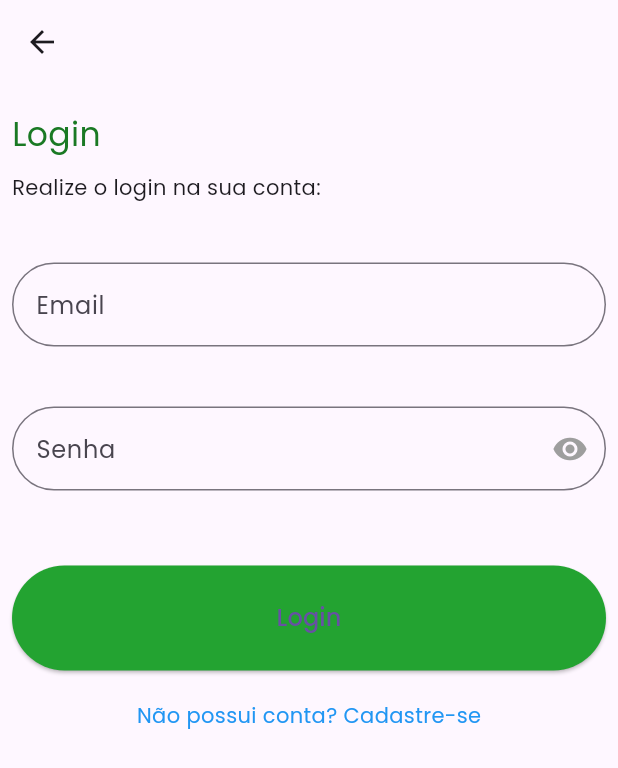
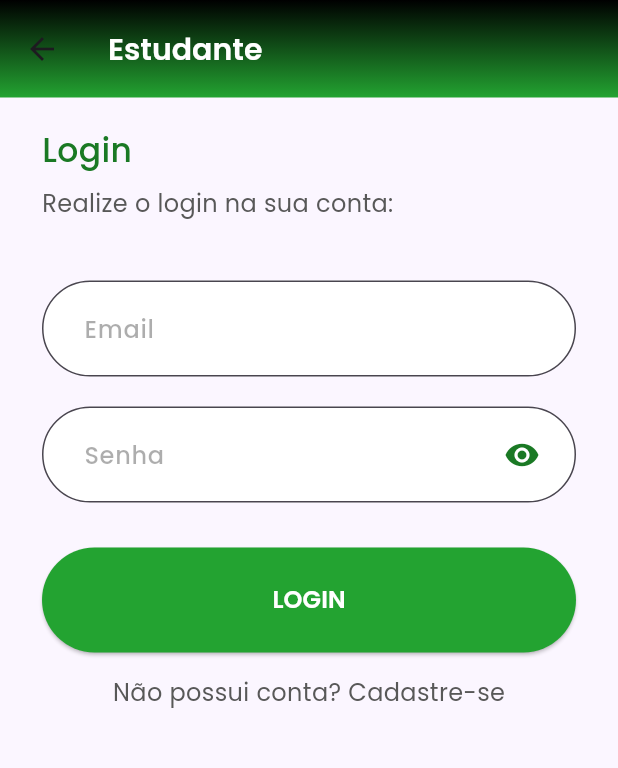
Before and after one commit to talessoares/estagiou, a Flutter app: the AuthStudent screen opened directly, on a phone screen of 412 x 824 dp. Shown: the top 768 px of the screen. Run offline on Flutter 3.47's test engine with Material 3 defaults, Android fonts, the light colour scheme and no system bars; our stand-ins replace google_sign_in.

Commit message:
refactor: :recycle: Ajustes na tela do login do estudante
Ajustes na tela do login do estudantes, alteração de cores, fontes novas, mudanças de espaços

```diff
--- a/front/lib/auth/view/auth_student.dart
+++ b/front/lib/auth/view/auth_student.dart
@@ -34,32 +34,48 @@ class _AuthStudentState extends State<AuthStudent> {
   @override
   Widget build(BuildContext context) {
     return Scaffold(
-      appBar: AppBar(),
+      appBar: AppBar(
+          toolbarHeight: 65,
+          title: const Text('Estudante',
+              style: TextStyle(
+                  fontFamily: 'Poppins',
+                  fontSize: 20,
+                  color: Colors.white,
+                  fontWeight: FontWeight.w600)),
+          flexibleSpace: Container(
+            decoration: const BoxDecoration(
+              gradient: LinearGradient(
+                  begin: Alignment.topCenter,
+                  end: Alignment.bottomCenter,
+                  colors: <Color>[Colors.black, Color(0xFF23A331)]),
+            ),
+          )),
       body: Container(
-        padding: const EdgeInsets.all(8),
+        padding: const EdgeInsets.fromLTRB(28, 10, 28, 0),
+        color: const Color(0xFFFBF6FF),
         child: Column(
           children: [
             const SizedBox(height: 10),
-            Align(
+            const Align(
               alignment: Alignment.centerLeft,
               child: Text(
                 'Login',
                 style: TextStyle(
                     fontSize: 22,
                     color: Color(0xFF1A7924),
+                    fontFamily: 'Poppins',
+                    fontWeight: FontWeight.w500),
               ),
             ),
-            ),
-            const SizedBox(height: 10),
-            Align(
+            const SizedBox(height: 8),
+            const Align(
               alignment: Alignment.centerLeft,
-              child: Text(
-                'Realize o login na sua conta:',
-                style: Theme.of(context)
-                    .textTheme
-                    .bodyMedium!
-                    .copyWith(fontSize: 14),
-              ),
+              child: Text('Realize o login na sua conta:',
+                  style: TextStyle(
+                      fontSize: 16,
+                      color: Color(0xFF585858),
+                      fontFamily: 'Poppins',
+                      fontWeight: FontWeight.w400)),
             ),
             const SizedBox(height: 40),
             Row(
@@ -71,22 +87,46 @@ class _AuthStudentState extends State<AuthStudent> {
                         controller: _emailController,
                         decoration: InputDecoration(
                             labelText: 'Email',
+                            labelStyle: const TextStyle(
+                              color: Color(0x66323232),
+                              fontFamily: 'Poppins',
+                              fontWeight: FontWeight.w500,
+                              fontSize: 16,
+                            ),
+                            contentPadding:
+                                const EdgeInsetsDirectional.fromSTEB(
+                                    24, 24, 12, 16),
                             border: OutlineInputBorder(
+                              borderSide:
+                                  const BorderSide(color: Color(0xFF1A7924)),
                               borderRadius: BorderRadius.circular(50),
                             ),
                             focusedBorder: OutlineInputBorder(
-                            borderSide: BorderSide(color: Color(0xFF1A7924)),
+                              borderSide:
+                                  const BorderSide(color: Color(0xFF1A7924)),
                               borderRadius: BorderRadius.circular(20),
                             ),
+                            fillColor: Colors.white,
+                            filled: true),
                       ),
-                      ),
-                      const SizedBox(height: 40),
+                      const SizedBox(height: 20),
                       TextField(
                         controller: _passwordController,
                         obscureText: _obscureText,
                         decoration: InputDecoration(
                           labelText: 'Senha',
+                          labelStyle: const TextStyle(
+                            color: Color(0x66323232),
+                            fontFamily: 'Poppins',
+                            fontWeight: FontWeight.w500,
+                            fontSize: 16,
+                          ),
+                          contentPadding:
+                                const EdgeInsetsDirectional.fromSTEB(
+                                    24, 24, 12, 16),
                           border: OutlineInputBorder(
+                            borderSide:
+                                const BorderSide(color: Color(0xFF1A7924)),
                             borderRadius: BorderRadius.circular(50),
                           ),
                           focusedBorder: OutlineInputBorder(
@@ -94,6 +134,7 @@ class _AuthStudentState extends State<AuthStudent> {
                             borderRadius: BorderRadius.circular(20),
                           ),
                           suffixIcon: IconButton(
+                            padding: EdgeInsetsDirectional.only(end: 24),
                             onPressed: () {
                               setState(() {
                                 _obscureText = !_obscureText;
@@ -103,25 +144,18 @@ class _AuthStudentState extends State<AuthStudent> {
                               _obscureText
                                   ? Icons.visibility
                                   : Icons.visibility_off,
-                              color: Colors.grey,
+                              color: Color(0XFF1A7924),
                             ),
                           ),
+                          fillColor: Colors.white,
+                          filled: true
                         ),
                       ),
-                      const SizedBox(height: 50),
+                      const SizedBox(height: 30),
                       ElevatedButton(
                         onPressed: () {
                           // Coloque aqui a lógica de autenticação
                         },
-                        child: SizedBox(
-                          height: 70,
-                          child: Center(
-                            child: Text(
-                              'Login',
-                              style: TextStyle(fontSize: 16),
-                            ),
-                          ),
-                        ),
                         style: ElevatedButton.styleFrom(
                           shape: RoundedRectangleBorder(
                             borderRadius: BorderRadius.circular(50),
@@ -129,13 +163,27 @@ class _AuthStudentState extends State<AuthStudent> {
                           minimumSize: Size(double.infinity, 50),
                           backgroundColor: Color(0xFF23A331),
                         ),
+                        child: const SizedBox(
+                          height: 70,
+                          child: Center(
+                            child: Text(
+                              'LOGIN',
+                              style: TextStyle (
+                                color: Colors.white,
+                                fontFamily: 'Poppins',
+                                fontWeight: FontWeight.w600,
+                                fontSize: 16
+                              ),
+                            ),
+                          ),
+                        ),
                       ),
                     ],
                   ),
                 ),
               ],
             ),
-            const SizedBox(height: 20),
+            const SizedBox(height: 15),
             GestureDetector(
               onTap: () {
                 Navigator.push(
@@ -144,12 +192,13 @@ class _AuthStudentState extends State<AuthStudent> {
                       builder: (context) => RegisterStudentGoogle()),
                 );
               },
-              child: Text(
+              child: const Text(
                 'Não possui conta? Cadastre-se',
-                style: Theme.of(context)
-                    .textTheme
-                    .bodyMedium!
-                    .copyWith(fontSize: 14, color: Colors.blue),
+                style: TextStyle(
+                    fontSize: 16,
+                    color: Color(0xFF585858),
+                    fontFamily: 'Poppins',
+                    fontWeight: FontWeight.w400),
               ),
             ),
           ],
```
Lines whose indentation alone changed are shown as unchanged.
